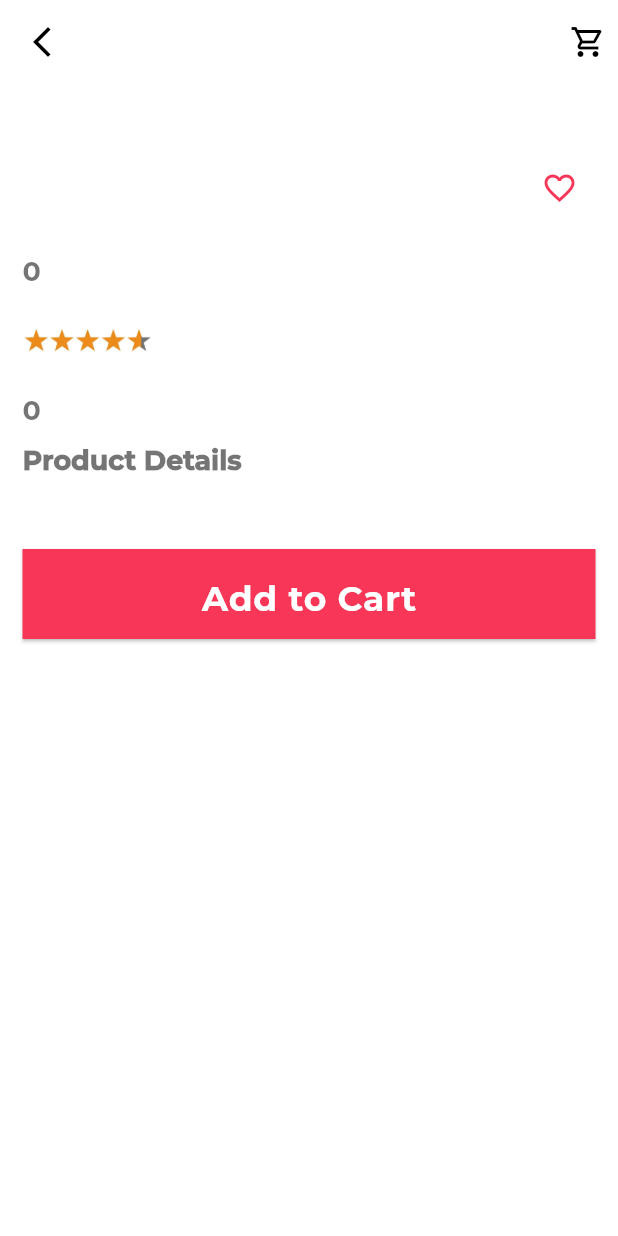
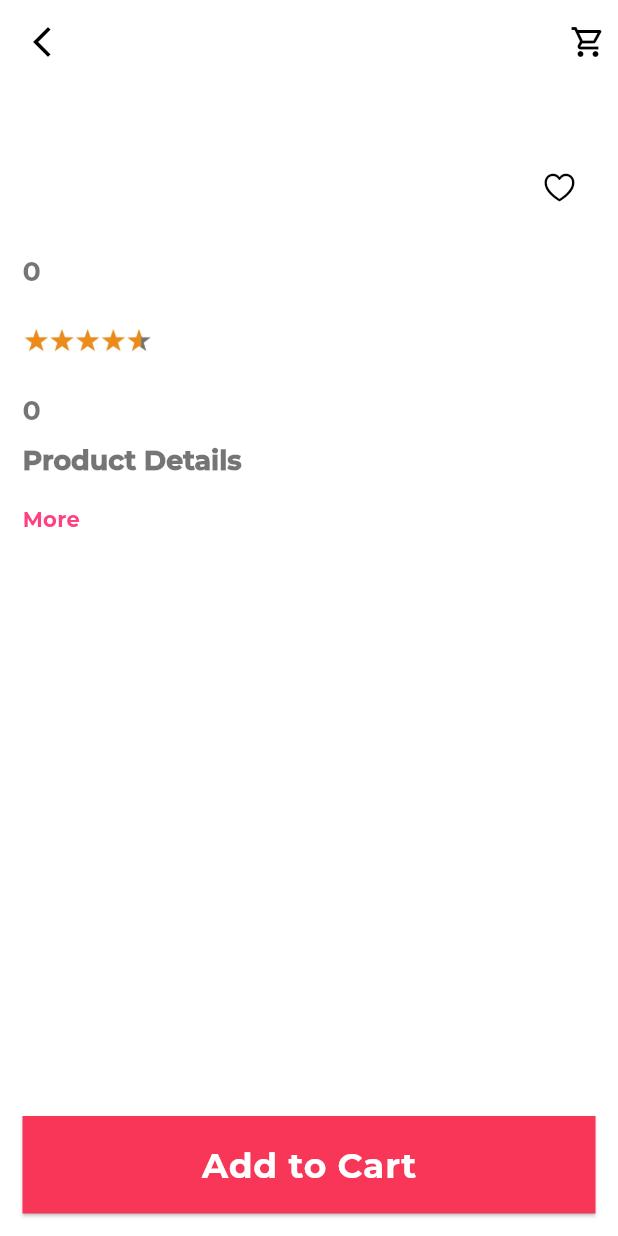
Before and after one commit to divya226-prj/shop_app, a Flutter app: the ProductdetailScreen screen opened directly with empty values, on a phone screen of 412 x 824 dp. Run offline on Flutter 3.47's test engine with Material 3 defaults, Android fonts, the phone set to English and light mode, and no system bars; our stand-ins replace bloc, cloud_firestore, firebase_auth, firebase_core, flutter_bloc, google_sign_in and 2 more; missing offline and left inert: dart:ffi, flutter_facebook_auth; accounts and stored records are empty.

Commit message:
product wishlist and proper formating

```diff
--- a/lib/views/home/productdetail_screen.dart
+++ b/lib/views/home/productdetail_screen.dart
@@ -1,18 +1,29 @@
 import 'package:carousel_slider/carousel_slider.dart';
+import 'package:flutter/cupertino.dart';
 import 'package:flutter/material.dart';
 import 'package:shop_app/constants/app_color.dart';
 import 'package:shop_app/constants/app_image.dart';
 import 'package:shop_app/model/product_model.dart';
-import 'package:shop_app/routes/app_routes.dart';
 import 'package:shop_app/widgets/styled_button.dart';
 
-class ProductdetailScreen extends StatelessWidget {
+class ProductdetailScreen extends StatefulWidget {
   final Product selectedProduct;
-  const ProductdetailScreen({super.key, required this.selectedProduct});
+
+  ProductdetailScreen({super.key, required this.selectedProduct});
+
+  @override
+  State<ProductdetailScreen> createState() => _ProductdetailScreenState();
+}
+
+class _ProductdetailScreenState extends State<ProductdetailScreen> {
+  final CarouselSliderController _carousel = CarouselSliderController();
+  int currentIndex = 0;
+  bool iswishlisted = false;
+  bool isExpanded = false;
 
   @override
   Widget build(BuildContext context) {
-    final images = (selectedProduct.images ?? []).cast<String>();
+    final images = (widget.selectedProduct.images ?? []).cast<String>();
 
     return Scaffold(
       appBar: AppBar(
@@ -29,14 +40,18 @@ class ProductdetailScreen extends StatelessWidget {
           ),
         ],
       ),
-      body: Column(
+      body: SingleChildScrollView(
+        child: Column(
           children: [
             if (images.isNotEmpty)
               Stack(
                 children: [
                   Container(
                     margin: EdgeInsets.all(20),
-                  child: CarouselSlider(
+                    child: Column(
+                      children: [
+                        CarouselSlider(
+                          carouselController: _carousel,
                           items: images.map((url) {
                             return ClipRRect(
                               borderRadius: BorderRadius.circular(20),
@@ -53,14 +68,56 @@ class ProductdetailScreen extends StatelessWidget {
                             viewportFraction: 1,
                             autoPlay: true,
                             aspectRatio: 16 / 9,
+                            onPageChanged: (index, reason) {
+                              setState(() {
+                                currentIndex = index;
+                              });
+                            },
                           ),
+                        ),
+                        SizedBox(height: 20),
+                        Row(
+                          mainAxisAlignment: MainAxisAlignment.center,
+                          children: List.generate(
+                            images.length,
+                            (Index) => Padding(
+                              padding: const EdgeInsets.all(3.0),
+                              child: AnimatedContainer(
+                                duration: Duration(milliseconds: 300),
+                                height: 8,
+                                width: 8,
+                                decoration: BoxDecoration(
+                                  borderRadius: BorderRadius.circular(20),
+                                  color: currentIndex == Index
+                                      ? AppColor.primary
+                                      : AppColor.tertiary,
+                                ),
+                              ),
+                            ),
+                          ),
+                        ),
+                      ],
                     ),
                   ),
 
                   Positioned(
-                  height: 300,
-                  width: 800,
-                  child: Icon(Icons.arrow_forward_ios),
+                    right: 20,
+                    top: 130,
+                    child: CircleAvatar(
+                      backgroundColor: Colors.white70,
+                      child: IconButton(
+                        icon: const Icon(
+                          Icons.arrow_forward_ios,
+                          color: AppColor.textsubtext,
+                        ),
+                        onPressed: () {
+                          _carousel.nextPage(
+                            duration: Duration(milliseconds: 300),
+                            curve: Curves.ease,
+                          );
+                        },
+                      ),
+                    ),
                   ),
                 ],
               ),
@@ -75,24 +132,29 @@ class ProductdetailScreen extends StatelessWidget {
                     Row(
                       mainAxisAlignment: MainAxisAlignment.spaceBetween,
                       children: [
-                      Text(
-                        selectedProduct.title ?? "",
+                        SizedBox(
+                          width: 300,
+                          child: Text(
+                            widget.selectedProduct.title ?? "",
                             style: TextTheme.of(context).titleLarge?.copyWith(
                               fontSize: 22,
                               fontWeight: FontWeight.w200,
                             ),
                           ),
+                        ),
 
                         IconButton(
+                          color: AppColor.primary,
                           onPressed: () {
-                          Navigator.pushNamed(
-                            context,
-                            AppRoutes.productDetailScreen,
-                          );
+                            setState(() {
+                              iswishlisted = !iswishlisted;
+                            });
                           },
-                        icon: Icon(
-                          Icons.favorite_border_outlined,
-                          color: AppColor.primary,
+                          icon: iswishlisted
+                              ? Icon(CupertinoIcons.heart_fill)
+                              : Icon(
+                                  CupertinoIcons.heart,
+                                  color: AppColor.textPrimary,
                                 ),
                         ),
                       ],
@@ -101,7 +163,7 @@ class ProductdetailScreen extends StatelessWidget {
                     Column(
                       children: [
                         Text(
-                        "${selectedProduct.id ?? ""}",
+                          "${widget.selectedProduct.id ?? ""}",
                           style: TextTheme.of(context).titleLarge?.copyWith(
                             fontSize: 18,
                             fontWeight: FontWeight.w600,
@@ -114,7 +176,7 @@ class ProductdetailScreen extends StatelessWidget {
                     Image.asset(AppImage.rating, height: 50, width: 90),
                     SizedBox(height: 10),
                     Text(
-                    "${selectedProduct.price ?? ""}",
+                      "${widget.selectedProduct.price ?? ""}",
                       style: TextTheme.of(context).titleLarge?.copyWith(
                         fontSize: 18,
                         fontWeight: FontWeight.w800,
@@ -131,20 +193,28 @@ class ProductdetailScreen extends StatelessWidget {
                       ),
                     ),
                     Text(
-                    selectedProduct.description ?? "",
-                    style: TextTheme.of(context).titleLarge?.copyWith(
+                      widget.selectedProduct.description ?? "",
+                      maxLines: isExpanded ? null : 3,
+                      overflow: TextOverflow.fade,
+                      style: Theme.of(context).textTheme.titleLarge?.copyWith(
                         fontSize: 14,
                         fontWeight: FontWeight.w400,
                         color: Colors.black54,
                       ),
                     ),
-
-                  SizedBox(height: 30),
-                  Container(
-                    decoration: BoxDecoration(
-                      borderRadius: BorderRadius.circular(30),
+                    InkWell(
+                      onTap: () {
+                        setState(() {
+                          isExpanded = !isExpanded;
+                        });
+                      },
+                      child: Text(
+                        isExpanded ? "Show less" : "More",
+                        style: TextStyle(
+                          color: Colors.pinkAccent,
+                          fontWeight: FontWeight.normal,
                         ),
-                    child: CustomButton("Add to Cart", () {}),
+                      ),
                     ),
                   ],
                 ),
@@ -152,6 +222,11 @@ class ProductdetailScreen extends StatelessWidget {
             ),
           ],
         ),
+      ),
+      bottomNavigationBar: SafeArea(
+        minimum: EdgeInsets.all(15),
+        child: SizedBox(height: 65, child: CustomButton("Add to Cart", () {})),
+      ),
     );
   }
 }
--- a/pubspec.yaml
+++ b/pubspec.yaml
@@ -25,6 +25,7 @@ dependencies:
   flutter_staggered_grid_view: ^0.7.0
   http: ^1.5.0
   carousel_slider: ^5.1.1
+  sqflite: ^2.4.2
 
 
 
```
Also changed, not shown: lib/database/wishlist_database.dart (added, +55 -0 lines), lib/views/home/search_screen.dart (+27 -3 lines), 1 other file. Lines whose indentation alone changed are shown as unchanged.
